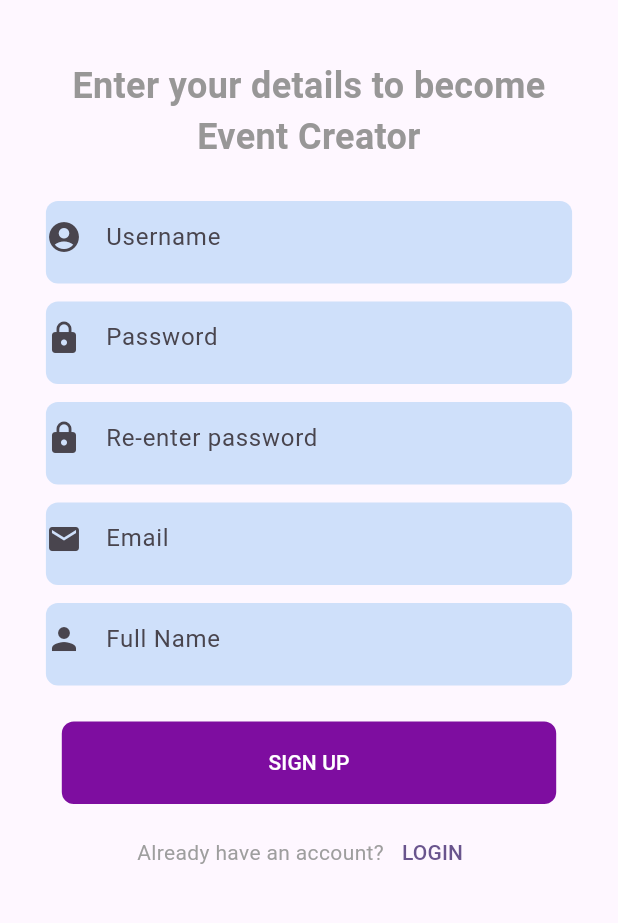
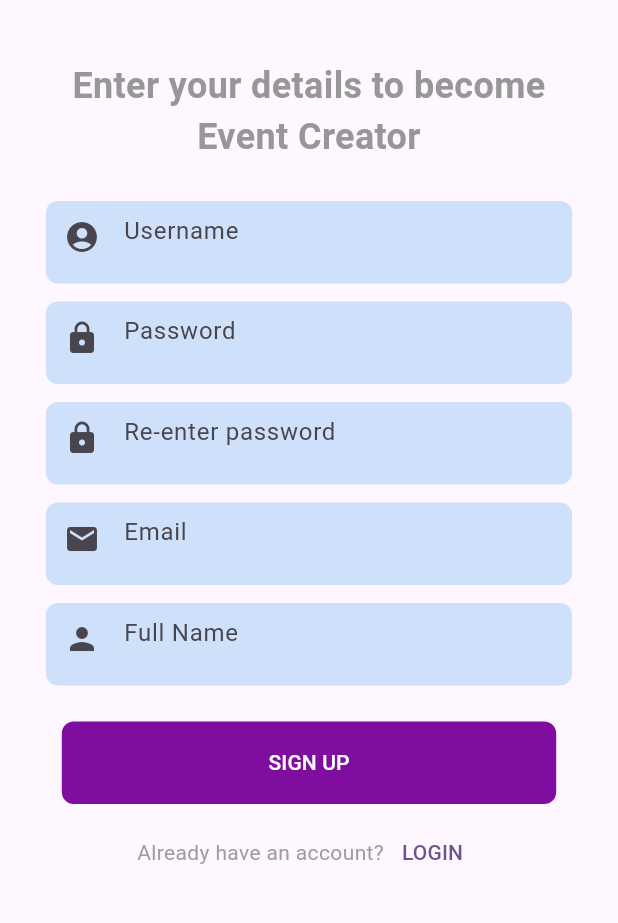
Before and after one commit to ntua-el20827/NTUA_Human_Computer_Interaction_Team44, a Flutter app: the SignUpEventCreatorPage screen opened by its route, on a phone screen of 412 x 824 dp, the part 84-1007 px from its top. Run offline on Flutter 3.47's test engine with Material 3 defaults, Android fonts, the phone set to English and light mode, and no system bars; our stand-ins replace audioplayers, device_info, geocoding, geolocator, google_maps_flutter, image_picker and 1 more; accounts and stored records are empty.

Commit message:
icons_inset

```diff
--- a/artventure/lib/components/textfield.dart
+++ b/artventure/lib/components/textfield.dart
@@ -29,7 +29,7 @@ Widget build(BuildContext context) {
       child: Column(
         crossAxisAlignment: CrossAxisAlignment.start,
         children: [
-        Expanded( // Wrap the Column with Expanded
+          Expanded(
             child: Container(
               decoration: BoxDecoration(
                 color: backgroundColor,
@@ -42,7 +42,10 @@ Widget build(BuildContext context) {
                 decoration: InputDecoration(
                   border: InputBorder.none,
                   hintText: hint,
-                icon: Icon(icon),
+                  prefixIcon: Container(
+                    padding: const EdgeInsets.symmetric(horizontal: 10),
+                    child: Icon(icon),
+                  ),
                 ),
               ),
             ),
```
Lines whose indentation alone changed are shown as unchanged.
